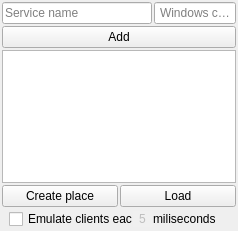
Old version of the form Python/VirtualQueue/gui/Constructor.ui in the repository Kamikoto-sama/Kamis-Code.
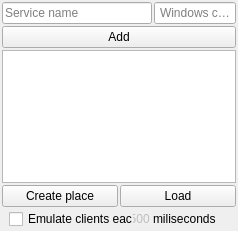
New version of the form.

```diff
--- a/Python/VirtualQueue/gui/Constructor.ui
+++ b/Python/VirtualQueue/gui/Constructor.ui
@@ -149,7 +149,7 @@
 }</string>
         </property>
         <property name="text">
-         <string>5</string>
+         <string>1500</string>
         </property>
         <property name="maxLength">
          <number>4</number>
```
